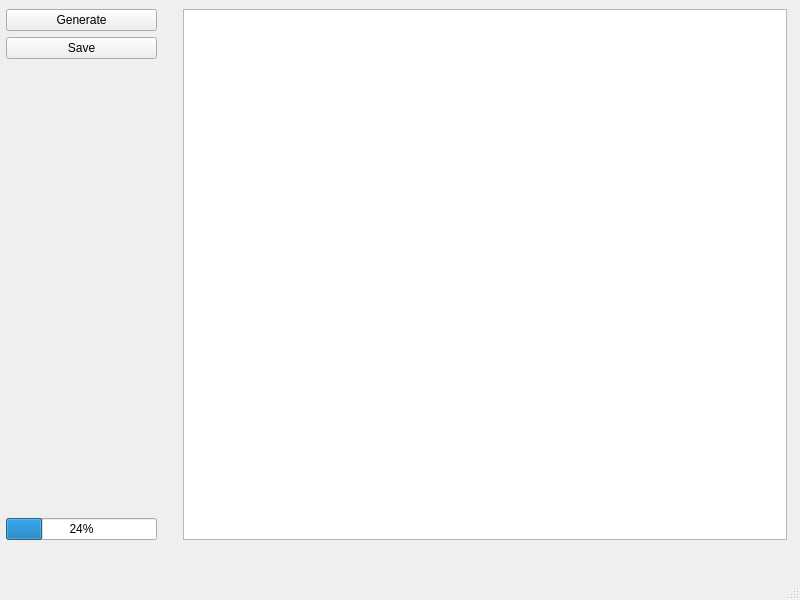
This is front.ui in KeyboardWarriorPL/FractalCPP as Qt 5 draws it before an edit. The edited form follows.
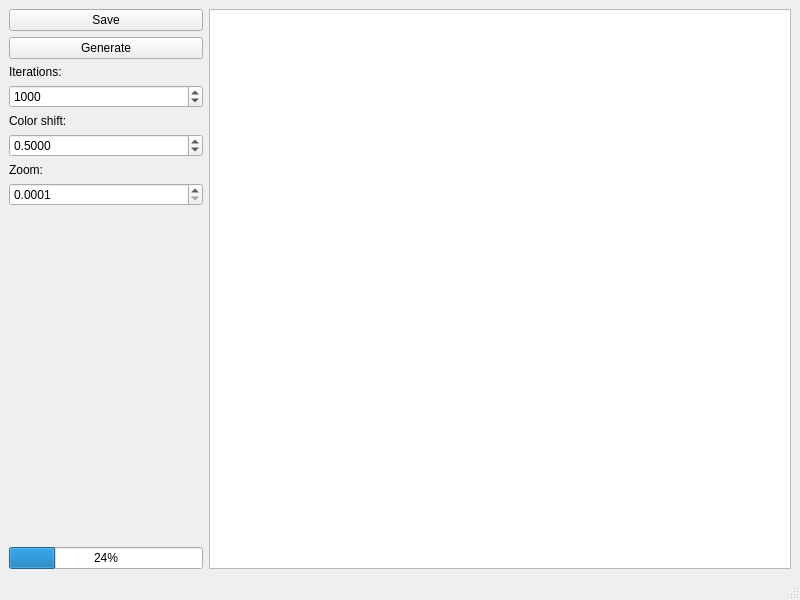
This is the edited form.

Commit message: Connected button to generate fractal

```diff
--- a/front.ui
+++ b/front.ui
@@ -14,39 +14,56 @@
    <string>Fractal Gen</string>
   </property>
   <widget class="QWidget" name="centralwidget">
-   <widget class="QWidget" name="gridLayoutWidget">
-    <property name="geometry">
-     <rect>
-      <x>6</x>
-      <y>9</y>
-      <width>781</width>
-      <height>531</height>
-     </rect>
-    </property>
-    <layout class="QGridLayout" name="gridLayout" columnstretch="1,0,4,0">
+   <layout class="QGridLayout" name="gridLayout_2">
+    <item row="0" column="0">
+     <layout class="QGridLayout" name="gridLayout" columnstretch="1,3,0">
      <property name="sizeConstraint">
       <enum>QLayout::SetDefaultConstraint</enum>
      </property>
-     <item row="2" column="1">
-      <spacer name="horizontalSpacer">
-       <property name="orientation">
-        <enum>Qt::Horizontal</enum>
-       </property>
-       <property name="sizeType">
-        <enum>QSizePolicy::Preferred</enum>
-       </property>
-       <property name="sizeHint" stdset="0">
-        <size>
-         <width>20</width>
-         <height>20</height>
-        </size>
-       </property>
-      </spacer>
-     </item>
-     <item row="0" column="2" rowspan="4" colspan="2">
-      <widget class="QGraphicsView" name="graphicsView"/>
-     </item>
-     <item row="2" column="0">
+      <item row="5" column="0">
+       <widget class="QDoubleSpinBox" name="colorSpin">
+        <property name="decimals">
+         <number>4</number>
+        </property>
+        <property name="maximum">
+         <double>1.000000000000000</double>
+        </property>
+        <property name="singleStep">
+         <double>0.100000000000000</double>
+        </property>
+        <property name="value">
+         <double>0.500000000000000</double>
+        </property>
+       </widget>
+      </item>
+      <item row="7" column="0">
+       <widget class="QDoubleSpinBox" name="zoomSpin">
+        <property name="decimals">
+         <number>4</number>
+        </property>
+        <property name="minimum">
+         <double>0.000100000000000</double>
+        </property>
+        <property name="maximum">
+         <double>1000.000000000000000</double>
+        </property>
+       </widget>
+      </item>
+      <item row="4" column="0">
+       <widget class="QLabel" name="label">
+        <property name="text">
+         <string>Color shift:</string>
+        </property>
+       </widget>
+      </item>
+      <item row="0" column="0">
+       <widget class="QPushButton" name="savButton">
+        <property name="text">
+         <string>Save</string>
+        </property>
+       </widget>
+      </item>
+      <item row="8" column="0">
       <spacer name="verticalSpacer">
        <property name="orientation">
         <enum>Qt::Vertical</enum>
@@ -57,12 +74,12 @@
        <property name="sizeHint" stdset="0">
         <size>
          <width>20</width>
-         <height>200</height>
+          <height>100</height>
         </size>
        </property>
       </spacer>
      </item>
-     <item row="3" column="0">
+      <item row="9" column="0">
       <widget class="QProgressBar" name="progressBar">
        <property name="value">
         <number>24</number>
@@ -70,21 +87,45 @@
       </widget>
      </item>
      <item row="1" column="0">
-      <widget class="QPushButton" name="savButton">
-       <property name="text">
-        <string>Save</string>
-       </property>
-      </widget>
-     </item>
-     <item row="0" column="0">
       <widget class="QPushButton" name="genButton">
        <property name="text">
         <string>Generate</string>
        </property>
       </widget>
      </item>
-    </layout>
-   </widget>
+      <item row="6" column="0">
+       <widget class="QLabel" name="label_3">
+        <property name="text">
+         <string>Zoom:</string>
+        </property>
+       </widget>
+      </item>
+      <item row="0" column="1" rowspan="10" colspan="2">
+       <widget class="QGraphicsView" name="graphicsView"/>
+      </item>
+      <item row="2" column="0">
+       <widget class="QLabel" name="label_2">
+        <property name="text">
+         <string>Iterations:</string>
+        </property>
+       </widget>
+      </item>
+      <item row="3" column="0">
+       <widget class="QSpinBox" name="iterSpin">
+        <property name="minimum">
+         <number>1</number>
+        </property>
+        <property name="maximum">
+         <number>1000000</number>
+        </property>
+        <property name="value">
+         <number>1000</number>
+        </property>
+       </widget>
+      </item>
+     </layout>
+    </item>
+   </layout>
   </widget>
   <widget class="QMenuBar" name="menubar">
    <property name="geometry">
```
Lines whose indentation alone changed are shown as unchanged. The commit also changes 13 other files.
